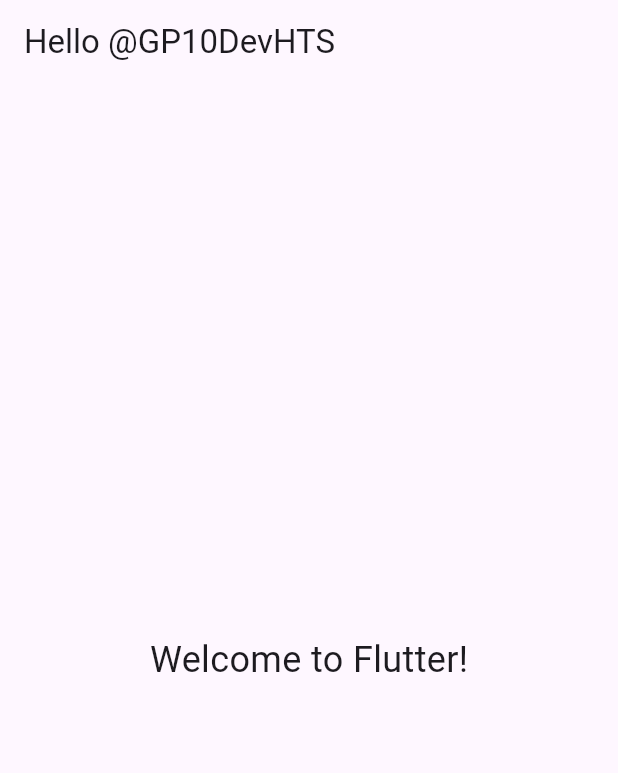
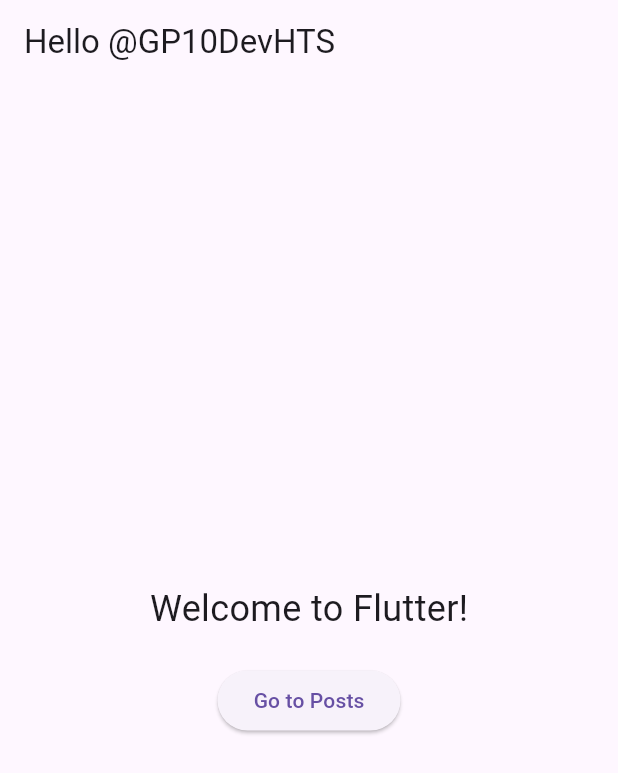
Before and after one commit to GP10DevHTS/hello_flutter, a Flutter app: the screen it shows after launch, on a phone screen of 412 x 824 dp. Shown: the top 773 px of the screen. Run offline on Flutter 3.47's test engine with Material 3 defaults, Android fonts, the phone set to English and light mode, and no system bars.

```diff
--- a/lib/main.dart
+++ b/lib/main.dart
@@ -1,4 +1,5 @@
 import 'package:flutter/material.dart';
+import 'posts_page.dart'; // make sure this path is correct
 
 void main() {
   runApp(const MyApp());
@@ -11,13 +12,38 @@ class MyApp extends StatelessWidget {
   Widget build(BuildContext context) {
     return MaterialApp(
       title: 'Hello App',
-      home: Scaffold(
-        appBar: AppBar(title: const Text('Hello @GP10DevHTS')),
-        body: const Center(
-          child: Text(
-            'Welcome to Flutter!',
-            style: TextStyle(fontSize: 24),
-          ),
+      home: const HomePage(), // separate widget for home page
+    );
+  }
+}
+
+// ✅ Create a separate HomePage widget
+class HomePage extends StatelessWidget {
+  const HomePage({super.key});
+
+  @override
+  Widget build(BuildContext context) {
+    return Scaffold(
+      appBar: AppBar(title: const Text('Hello @GP10DevHTS')),
+      body: Center(
+        child: Column(
+          mainAxisAlignment: MainAxisAlignment.center,
+          children: [
+            const Text(
+              'Welcome to Flutter!',
+              style: TextStyle(fontSize: 24),
+            ),
+            const SizedBox(height: 20),
+            ElevatedButton(
+              onPressed: () {
+                Navigator.push(
+                  context,
+                  MaterialPageRoute(builder: (context) => const PostsPage()),
+                );
+              },
+              child: const Text('Go to Posts'),
+            ),
+          ],
         ),
       ),
     );
--- /dev/null
+++ b/lib/services/api_service.dart
@@ -0,0 +1,16 @@
+import 'dart:convert';
+import 'package:http/http.dart' as http;
+import '../models/post.dart';
+
+class ApiService {
+  static Future<List<Post>> fetchPosts() async {
+    final response = await http.get(Uri.parse('https://jsonplaceholder.typicode.com/posts'));
+
+    if (response.statusCode == 200) {
+      final List jsonData = json.decode(response.body);
+      return jsonData.map((post) => Post.fromJson(post)).toList();
+    } else {
+      throw Exception('Failed to load posts');
+    }
+  }
+}
--- a/pubspec.yaml
+++ b/pubspec.yaml
@@ -34,6 +34,7 @@ dependencies:
   # The following adds the Cupertino Icons font to your application.
   # Use with the CupertinoIcons class for iOS style icons.
   cupertino_icons: ^1.0.8
+  http: ^1.1.0
 
 dev_dependencies:
   flutter_test:
```
Also changed, not shown: lib/models/post.dart (added, +15 -0 lines), lib/posts_page.dart (added, +38 -0 lines), pubspec.lock.
